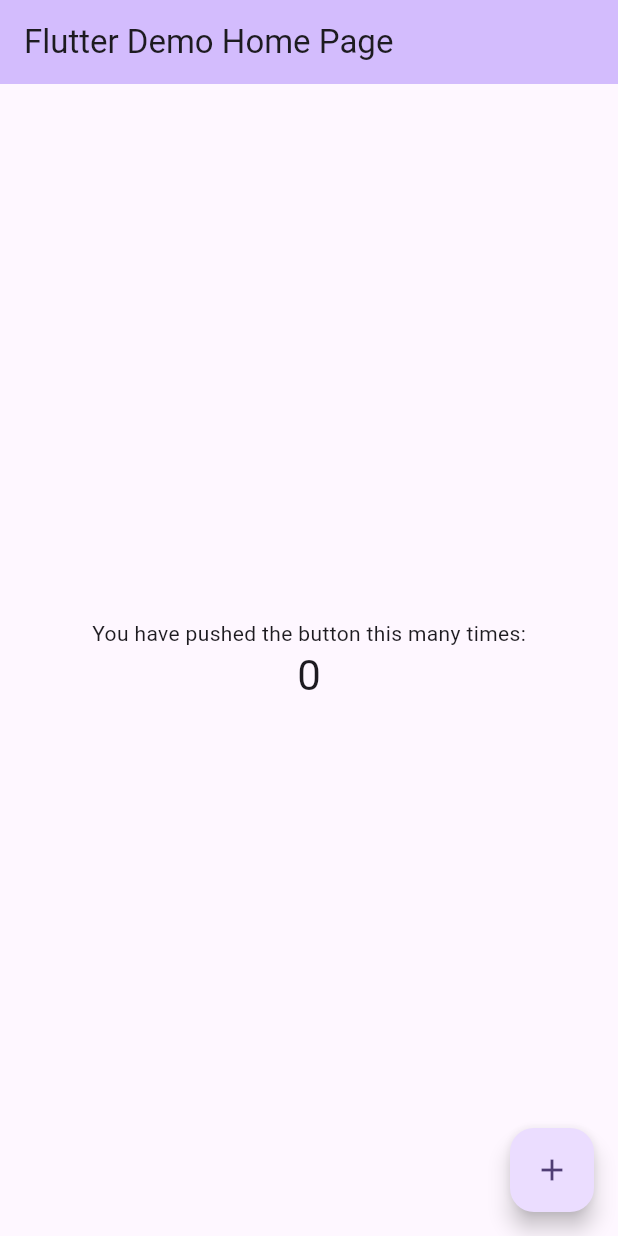
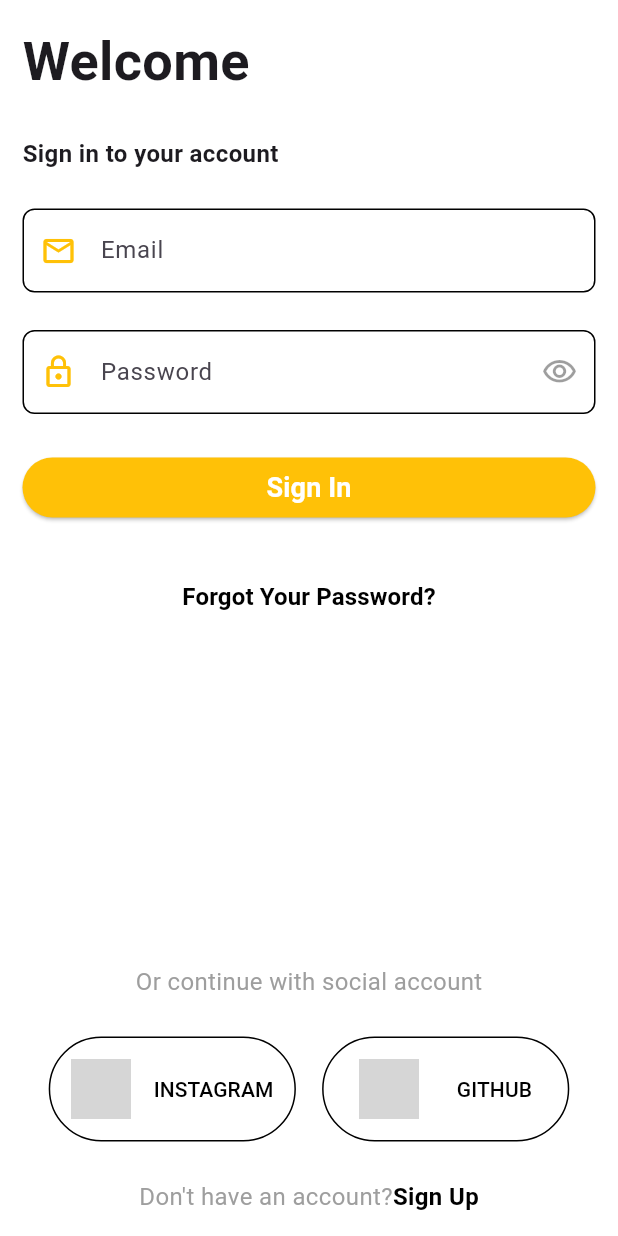
Before and after one commit to ukasyaaah/Doctor-Appointment-App, a Flutter app: the screen it shows after launch, on a phone screen of 412 x 824 dp. Run offline on Flutter 3.47's test engine with Material 3 defaults, Android fonts, the phone set to English and light mode, and no system bars; grey boxes are pictures that could not be loaded.

Commit message:
Login Page

```diff
--- /dev/null
+++ b/lib/components/button.dart
@@ -0,0 +1,36 @@
+import 'package:flutter/material.dart';
+import 'package:flutter_doctor/utils/config.dart';
+
+class Button extends StatelessWidget {
+  const Button({
+    super.key,
+    required this.width,
+    required this.title,
+    required this.onPressed,
+    required this.disable,
+  });
+
+  final double width;
+  final String title;
+  final bool disable;
+  final Function() onPressed;
+
+  @override
+  Widget build(BuildContext context) {
+    return SizedBox(
+      width: width,
+      child: ElevatedButton(
+        style: ElevatedButton.styleFrom(
+          backgroundColor: Config.primaryColor,
+          foregroundColor: Colors.white,
+        ),
+        onPressed: disable ? null : onPressed,
+        child: Text(
+          title,
+          style: const TextStyle(fontSize: 18, fontWeight: FontWeight.bold
+          ),
+        ),
+      ),
+    );
+  }
+}
--- /dev/null
+++ b/lib/components/login_form.dart
@@ -0,0 +1,78 @@
+import 'package:flutter/material.dart';
+import 'package:flutter_doctor/components/button.dart';
+import 'package:flutter_doctor/utils/config.dart';
+
+class LoginForm extends StatefulWidget {
+  const LoginForm({super.key});
+
+  @override
+  State<LoginForm> createState() => _LoginFormState();
+}
+
+class _LoginFormState extends State<LoginForm> {
+  final _formKey = GlobalKey<FormState>();
+  final _emailController = TextEditingController();
+  final _passController = TextEditingController();
+  bool obsecurePass = true;
+  @override
+  Widget build(BuildContext context) {
+    return Form(
+      key: _formKey,
+      child: Column(
+        mainAxisAlignment: MainAxisAlignment.start,
+        children: <Widget>[
+          TextFormField(
+            controller: _emailController,
+            keyboardType: TextInputType.emailAddress,
+            cursorColor: Config.primaryColor,
+            decoration: const InputDecoration(
+              hintText: 'Email Kamu',
+              labelText: 'Email',
+              alignLabelWithHint: true,
+              prefixIcon: Icon(Icons.email_outlined),
+              prefixIconColor: Config.primaryColor,
+            ),
+          ),
+          Config.spaceSmall,
+          TextFormField(
+            controller: _passController,
+            keyboardType: TextInputType.visiblePassword,
+            cursorColor: Config.primaryColor,
+            obscureText: obsecurePass,
+            decoration: InputDecoration(
+              hintText: ' Password Kamu',
+              labelText: 'Password',
+              alignLabelWithHint: true,
+              prefixIcon: const Icon(Icons.lock_outline),
+              prefixIconColor: Config.primaryColor,
+              suffixIcon: IconButton(
+                onPressed: () {
+                  setState(() {
+                    obsecurePass = !obsecurePass;
+                  });
+                },
+                icon:
+                    obsecurePass
+                        ? const Icon(
+                          Icons.visibility_outlined,
+                          color: Colors.black38,
+                        )
+                        : const Icon(
+                          Icons.visibility_off_outlined,
+                          color: Config.primaryColor,
+                        ),
+              ),
+            ),
+          ),
+          Config.spaceSmall,
+          Button(
+            width: double.infinity,
+            title: 'Sign In',
+            onPressed: () {},
+            disable: false,
+          ),
+        ],
+      ),
+    );
+  }
+}
--- /dev/null
+++ b/lib/components/social_button.dart
@@ -0,0 +1,33 @@
+import 'package:flutter/material.dart';
+import 'package:flutter_doctor/utils/config.dart';
+
+class SocialButton extends StatelessWidget {
+  const SocialButton({super.key, required this.social});
+
+  final String social;
+
+  @override
+  Widget build(BuildContext context) {
+    Config().init(context);
+    return OutlinedButton(
+      style: OutlinedButton.styleFrom(
+        padding: EdgeInsets.symmetric(vertical: 15),
+        side: const BorderSide(width: 1, color: Colors.black),
+      ),
+      onPressed: () {},
+      child: SizedBox(
+        width: Config.widthSize * 0.4,
+        child: Row(
+          mainAxisAlignment: MainAxisAlignment.spaceEvenly,
+          children: <Widget>[
+            Image.asset('assets/$social.svg', width: 40, height: 40),
+            Text(
+              social.toUpperCase(),
+              style: const TextStyle(color: Colors.black),
+            ),
+          ],
+        ),
+      ),
+    );
+  }
+}
--- a/lib/main.dart
+++ b/lib/main.dart
@@ -1,4 +1,7 @@
 import 'package:flutter/material.dart';
+import 'package:flutter_doctor/screens/auth_page.dart';
+import 'package:flutter_doctor/utils/config.dart';
+import 'package:flutter_doctor/utils/main_layout.dart';
 
 void main() {
   runApp(const MyApp());
@@ -7,69 +10,41 @@ void main() {
 class MyApp extends StatelessWidget {
   const MyApp({super.key});
 
+  static final navigatorKey = GlobalKey<NavigatorState>();
+
   // This widget is the root of your application.
   @override
   Widget build(BuildContext context) {
     return MaterialApp(
-      title: 'Flutter Demo',
+      navigatorKey: navigatorKey,
+      title: 'Flutter Doctor App',
+      debugShowCheckedModeBanner: false,
       theme: ThemeData(
-
-        colorScheme: ColorScheme.fromSeed(seedColor: Colors.deepPurple),
+        inputDecorationTheme: const InputDecorationTheme(
+          focusColor: Config.primaryColor,
+          border: Config.outlinedBorder,
+          focusedBorder: Config.focusBorder,
+          errorBorder: Config.errorBorder,
+          enabledBorder: Config.outlinedBorder,
+          floatingLabelStyle: TextStyle(color: Config.primaryColor),
+          prefixIconColor: Colors.black38,
+        ),
+        scaffoldBackgroundColor: Colors.white,
+        bottomNavigationBarTheme: BottomNavigationBarThemeData(
+          backgroundColor: Config.primaryColor,
+          selectedItemColor: Colors.white,
+          showSelectedLabels: true,
+          showUnselectedLabels: false,
+          unselectedItemColor: Colors.grey.shade700,
+          elevation: 10,
+          type: BottomNavigationBarType.fixed,
+        ),
       ),
-      home: const MyHomePage(title: 'Flutter Demo Home Page'),
+      initialRoute: '/',
+      routes: {
+        '/': (context) => const AuthPage(),
+        'main': (context) => const MainLayout(),
+      },
     );
   }
 }
-
-class MyHomePage extends StatefulWidget {
-  const MyHomePage({super.key, required this.title});
-
-
-  final String title;
-
-  @override
-  State<MyHomePage> createState() => _MyHomePageState();
-}
-
-class _MyHomePageState extends State<MyHomePage> {
-  int _counter = 0;
-
-  void _incrementCounter() {
-    setState(() {
-
-      _counter++;
-    });
-  }
-
-  @override
-  Widget build(BuildContext context) {
-
-    return Scaffold(
-      appBar: AppBar(
-
-        backgroundColor: Theme.of(context).colorScheme.inversePrimary,
-
-        title: Text(widget.title),
-      ),
-      body: Center(
-
-        child: Column(
-
-          mainAxisAlignment: MainAxisAlignment.center,
-          children: <Widget>[
-            const Text('You have pushed the button this many times:'),
-            Text(
-              '$_counter',
-              style: Theme.of(context).textTheme.headlineMedium,
-            ),
-          ],
-        ),
-      ),
-      floatingActionButton: FloatingActionButton(
-        onPressed: _incrementCounter,
-        tooltip: 'Increment',
-        child: const Icon(Icons.add),
-      ),
-    );
-  }
-}
--- /dev/null
+++ b/lib/screens/auth_page.dart
@@ -0,0 +1,104 @@
+import 'package:flutter/material.dart';
+import 'package:flutter_doctor/components/login_form.dart';
+import 'package:flutter_doctor/components/social_button.dart';
+import 'package:flutter_doctor/utils/config.dart';
+import 'package:flutter_doctor/utils/text.dart';
+
+class AuthPage extends StatefulWidget {
+  const AuthPage({super.key});
+
+  @override
+  State<AuthPage> createState() => _AuthPageState();
+}
+
+class _AuthPageState extends State<AuthPage> {
+  @override
+  Widget build(BuildContext context) {
+    Config().init(context);
+    return Scaffold(
+      body: Padding(
+        padding: const EdgeInsets.symmetric(horizontal: 15, vertical: 15),
+        child: SafeArea(
+          child: Column(
+            mainAxisAlignment: MainAxisAlignment.start,
+            crossAxisAlignment: CrossAxisAlignment.start,
+            children: <Widget>[
+              Text(
+                AppText.enText['welcome_text']!,
+                style: const TextStyle(
+                  fontSize: 36,
+                  fontWeight: FontWeight.bold,
+                ),
+              ),
+              Config.spaceSmall,
+              Text(
+                AppText.enText['signIn_text']!,
+                style: const TextStyle(
+                  fontSize: 16,
+                  fontWeight: FontWeight.bold,
+                ),
+              ),
+              Config.spaceSmall,
+              const LoginForm(),
+              Config.spaceSmall,
+              Center(
+                child: TextButton(
+                  onPressed: () {},
+                  child: Text(
+                    AppText.enText['forgot_password']!,
+                    style: const TextStyle(
+                      fontSize: 16,
+                      fontWeight: FontWeight.bold,
+                      color: Colors.black,
+                    ),
+                  ),
+                ),
+              ),
+              const Spacer(),
+              Center(
+                child: Text(
+                  AppText.enText['social-login']!,
+                  style: TextStyle(
+                    fontSize: 16,
+                    fontWeight: FontWeight.normal,
+                    color: Colors.grey.shade500,
+                  ),
+                ),
+              ),
+              Config.spaceSmall,
+              Row(
+                mainAxisAlignment: MainAxisAlignment.spaceEvenly,
+                children: const <Widget>[
+                  SocialButton(social: 'instagram'),
+                  SocialButton(social: 'github'),
+                ],
+              ),
+              Config.spaceSmall,
+              Row(
+                mainAxisAlignment: MainAxisAlignment.center,
+                children: <Widget>[
+                  Text(
+                    AppText.enText['signUp_text']!,
+                    style: TextStyle(
+                      fontSize: 16,
+                      fontWeight: FontWeight.normal,
+                      color: Colors.grey.shade500,
+                    ),
+                  ),
+                  const Text(
+                    'Sign Up',
+                    style: TextStyle(
+                      fontSize: 16,
+                      fontWeight: FontWeight.bold,
+                      color: Colors.black,
+                    ),
+                  ),
+                ],
+              ),
+            ],
+          ),
+        ),
+      ),
+    );
+  }
+}
--- a/lib/utils/config.dart
+++ b/lib/utils/config.dart
@@ -32,8 +32,10 @@ class Config {
     borderSide: BorderSide(color: Colors.amberAccent),
   );
 
-   static const errorBorder = OutlineInputBorder(
+  static const errorBorder = OutlineInputBorder(
     borderRadius: BorderRadius.all(Radius.circular(8)),
     borderSide: BorderSide(color: Colors.red),
   );
+
+  static const primaryColor = Colors.amber;
 }
--- /dev/null
+++ b/lib/utils/main_layout.dart
@@ -0,0 +1,15 @@
+import 'package:flutter/material.dart';
+
+class MainLayout extends StatefulWidget {
+  const MainLayout({super.key});
+
+  @override
+  State<MainLayout> createState() => _MainLayoutState();
+}
+
+class _MainLayoutState extends State<MainLayout> {
+  @override
+  Widget build(BuildContext context) {
+    return Scaffold();
+  }
+}
--- a/lib/utils/text.dart
+++ b/lib/utils/text.dart
@@ -0,0 +1,12 @@
+class AppText {
+  static final enText = {
+    'welcome_text': 'Welcome',
+    'signIn_text': 'Sign in to your account',
+    'registered_text': 'Already have an account?',
+    'register_text':
+        'You can easily sign up, and connect to the Doctors nearby you',
+    'signUp_text' : 'Don\'t have an account?',
+    'social-login': 'Or continue with social account',
+    'forgot_password': 'Forgot Your Password?',
+  };
+}
```
Also changed, not shown: assets/github.png (added), assets/github.svg (added), assets/instagram.png (added).
